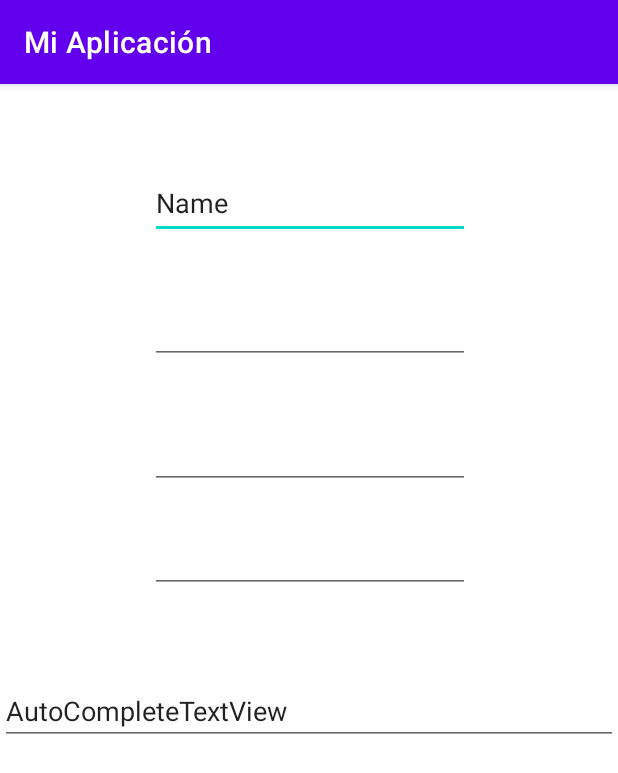
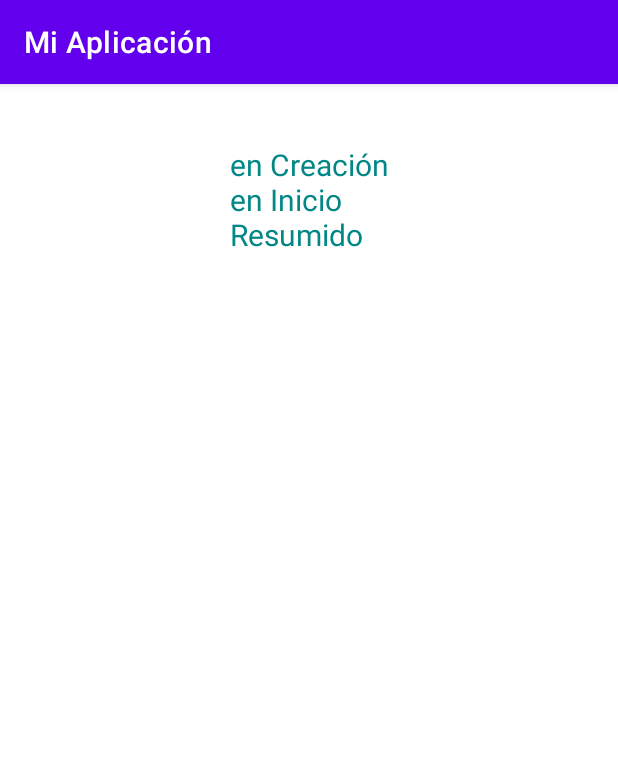
Before and after one commit to osulca/EjemploEt, an Android app: the screen it shows after launch (MainActivity), on a phone screen of 412 x 824 dp. Shown: the top 773 px of the screen. Run offline under Robolectric (Android 15) with nearby library versions, the phone set to English and light mode, and no system bars.

Commit message:
Ejemplo ciclo de vida

```diff
--- a/app/src/main/java/com/example/test/MainActivity.java
+++ b/app/src/main/java/com/example/test/MainActivity.java
@@ -3,23 +3,80 @@ package com.example.test;
 import androidx.appcompat.app.AppCompatActivity;
 
 import android.os.Bundle;
+import android.util.Log;
 import android.widget.ArrayAdapter;
 import android.widget.AutoCompleteTextView;
+import android.widget.TextView;
+import android.widget.Toast;
 
 public class MainActivity extends AppCompatActivity {
+
+    TextView tvMensaje;
 
     @Override
     protected void onCreate(Bundle savedInstanceState) {
         super.onCreate(savedInstanceState);
         setContentView(R.layout.activity_main);
-
-        ArrayAdapter<String> adapter = new ArrayAdapter<String>(this,
-                android.R.layout.simple_dropdown_item_1line, PAISES);
-        AutoCompleteTextView auto =  findViewById(R.id.atPaises);
-        auto.setAdapter(adapter);
+        Log.i("MYAPP", "en Creación");
+        Toast toast = Toast.makeText(this,"en Creación",Toast.LENGTH_LONG);
+        toast.show();
+        tvMensaje = findViewById(R.id.tvMensaje);
+        tvMensaje.setText("en Creación\n");
     }
 
-    private static final String[] PAISES = new String[] {
-            "Perú", "Francia", "Dinamarca", "Tunez", "Australia"
-    };
+    @Override
+    protected void onStart() {
+        super.onStart();
+        Log.i("MYAPP", "en Inicio");
+        Toast toast = Toast.makeText(this,"en Inicio",Toast.LENGTH_LONG);
+        toast.show();
+        tvMensaje.append("en Inicio\n");
+    }
+
+    @Override
+    protected void onResume() {
+        super.onResume();
+        Log.i("MYAPP", "Resumido");
+        Toast toast = Toast.makeText(this,"Resumido",Toast.LENGTH_LONG);
+        toast.show();
+        tvMensaje.append("Resumido\n");
+
+    }
+
+    @Override
+    protected void onPause() {
+        super.onPause();
+        Log.i("MYAPP", "Pausado");
+        Toast toast = Toast.makeText(this,"Pausado",Toast.LENGTH_LONG);
+        toast.show();
+        tvMensaje.append("Pausado\n");
+
+    }
+
+    @Override
+    protected void onStop() {
+        super.onStop();
+        Log.i("MYAPP", "en Detencion");
+        Toast toast = Toast.makeText(this,"en Detencion",Toast.LENGTH_LONG);
+        toast.show();
+        tvMensaje.append("en Detencion\n");
+    }
+
+    @Override
+    protected void onRestart() {
+        super.onRestart();
+        Log.i("MYAPP", "en Reinicio");
+        Toast toast = Toast.makeText(this,"en Reinicio",Toast.LENGTH_LONG);
+        toast.show();
+        tvMensaje.append("en Reinicio\n");
+    }
+
+    @Override
+    protected void onDestroy() {
+        super.onDestroy();
+        Log.i("MYAPP", "Eliminado");
+        Toast toast = Toast.makeText(this,"Eliminado",Toast.LENGTH_LONG);
+        toast.show();
+        tvMensaje.append("Eliminado\n");
+    }
 }
--- /dev/null
+++ b/app/src/main/res/drawable/ic_baseline_credit_card_24.xml
@@ -0,0 +1,5 @@
+<vector android:height="24dp" android:tint="#393C3E"
+    android:viewportHeight="24" android:viewportWidth="24"
+    android:width="24dp" xmlns:android="http://schemas.android.com/apk/res/android">
+    <path android:fillColor="@android:color/white" android:pathData="M20,4L4,4c-1.11,0 -1.99,0.89 -1.99,2L2,18c0,1.11 0.89,2 2,2h16c1.11,0 2,-0.89 2,-2L22,6c0,-1.11 -0.89,-2 -2,-2zM20,18L4,18v-6h16v6zM20,8L4,8L4,6h16v2z"/>
+</vector>
--- /dev/null
+++ b/app/src/main/res/drawable/ic_telephone.xml
@@ -0,0 +1,5 @@
+<vector android:height="24dp" android:tint="#393C3E"
+    android:viewportHeight="24" android:viewportWidth="24"
+    android:width="24dp" xmlns:android="http://schemas.android.com/apk/res/android">
+    <path android:fillColor="@android:color/white" android:pathData="M17,1.01L7,1c-1.1,0 -1.99,0.9 -1.99,2v18c0,1.1 0.89,2 1.99,2h10c1.1,0 2,-0.9 2,-2L19,3c0,-1.1 -0.9,-1.99 -2,-1.99zM17,19L7,19L7,5h10v14zM12.8,13.22v1.75l3.2,-2.99L12.8,9v1.7c-3.11,0.43 -4.35,2.56 -4.8,4.7 1.11,-1.5 2.58,-2.18 4.8,-2.18z"/>
+</vector>
--- a/app/src/main/res/layout/activity_main.xml
+++ b/app/src/main/res/layout/activity_main.xml
@@ -6,60 +6,15 @@
     android:layout_height="match_parent"
     tools:context=".MainActivity">
 
-    <EditText
-        android:id="@+id/edNombre"
+    <TextView
+        android:id="@+id/tvMensaje"
         android:layout_width="wrap_content"
         android:layout_height="wrap_content"
-        android:layout_marginStart="100dp"
-        android:layout_marginTop="55dp"
-        android:ems="10"
-        android:inputType="textPersonName"
-        android:minHeight="48dp"
-        android:text="Name"
+        android:layout_marginTop="40dp"
+        android:text="TextView"
+        android:textSize="20sp"
+        android:textColor="@color/teal_700"
+        app:layout_constraintEnd_toEndOf="parent"
         app:layout_constraintStart_toStartOf="parent"
         app:layout_constraintTop_toTopOf="parent" />
-
-    <EditText
-        android:id="@+id/etPass"
-        android:layout_width="wrap_content"
-        android:layout_height="wrap_content"
-        android:layout_marginStart="100dp"
-        android:layout_marginTop="35dp"
-        android:ems="10"
-        android:inputType="textPersonName|textAutoCorrect"
-        android:minHeight="48dp"
-        app:layout_constraintStart_toStartOf="parent"
-        app:layout_constraintTop_toBottomOf="@+id/edNombre" />
-
-    <EditText
-        android:id="@+id/etNumero"
-        android:layout_width="wrap_content"
-        android:layout_height="wrap_content"
-        android:layout_marginStart="100dp"
-        android:layout_marginTop="35dp"
-        android:ems="10"
-        android:inputType="number"
-        android:minHeight="48dp"
-        app:layout_constraintStart_toStartOf="parent"
-        app:layout_constraintTop_toBottomOf="@+id/etPass" />
-
-    <EditText
-        android:id="@+id/editTextDate"
-        android:layout_width="wrap_content"
-        android:layout_height="wrap_content"
-        android:layout_marginStart="100dp"
-        android:layout_marginTop="24dp"
-        android:ems="10"
-        android:inputType="date"
-        app:layout_constraintStart_toStartOf="parent"
-        app:layout_constraintTop_toBottomOf="@+id/etNumero" />
-
-    <AutoCompleteTextView
-        android:id="@+id/atPaises"
-        android:layout_width="match_parent"
-        android:layout_height="wrap_content"
-        android:layout_marginTop="56dp"
-        android:text="AutoCompleteTextView"
-        app:layout_constraintStart_toStartOf="parent"
-        app:layout_constraintTop_toBottomOf="@+id/editTextDate" />
 </androidx.constraintlayout.widget.ConstraintLayout>
```
Also changed, not shown: app/src/main/AndroidManifest.xml (+7 -3 lines), app/src/main/java/com/example/test/OtraActivity.java (added, +14 -0 lines), app/src/main/res/layout/activity_otra.xml (added, +9 -0 lines), app/src/main/res/layout/lineal.xml (deleted, +0 -31 lines), app/src/main/res/layout/relativo.xml (deleted, +0 -29 lines).
